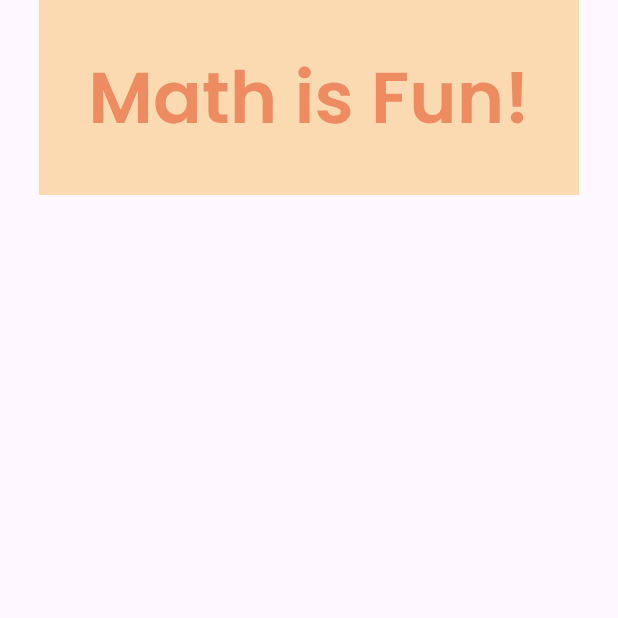
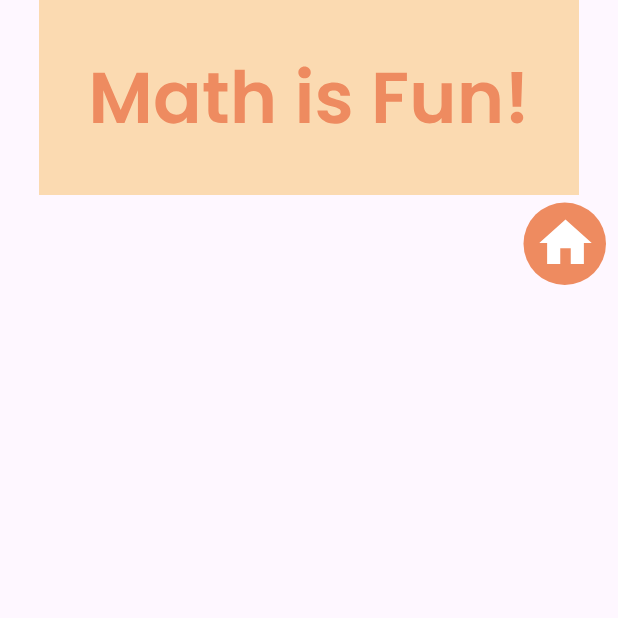
Before and after one commit to KhanhLinh2803/64131172_AndroidProgramming, an Android app: the MathSetting screen opened directly, with no data from a screen before it, on a phone screen of 412 x 824 dp, the top half of it. Run offline under Robolectric (Android 15) with nearby library versions, the phone set to English and light mode, and no system bars.

Commit message:
thêm nút Home cho HomeMath

```diff
--- a/LT_Figma/app/src/main/java/linhntk/ntu/lt_figma/MathSetting.java
+++ b/LT_Figma/app/src/main/java/linhntk/ntu/lt_figma/MathSetting.java
@@ -1,6 +1,9 @@
 package linhntk.ntu.lt_figma;
 
+import android.content.Intent;
 import android.os.Bundle;
+import android.view.View;
+import android.widget.ImageView;
 
 import androidx.activity.EdgeToEdge;
 import androidx.appcompat.app.AppCompatActivity;
@@ -9,16 +12,20 @@ import androidx.core.view.ViewCompat;
 import androidx.core.view.WindowInsetsCompat;
 
 public class MathSetting extends AppCompatActivity {
-
+    ImageView imageView15;
     @Override
     protected void onCreate(Bundle savedInstanceState) {
         super.onCreate(savedInstanceState);
         EdgeToEdge.enable(this);
         setContentView(R.layout.activity_math_setting);
-        ViewCompat.setOnApplyWindowInsetsListener(findViewById(R.id.main), (v, insets) -> {
-            Insets systemBars = insets.getInsets(WindowInsetsCompat.Type.systemBars());
-            v.setPadding(systemBars.left, systemBars.top, systemBars.right, systemBars.bottom);
-            return insets;
+        imageView15 = findViewById(R.id.imageView15);
+
+        imageView15.setOnClickListener(new View.OnClickListener() {
+            @Override
+            public void onClick(View v) {
+                Intent intent = new Intent(MathSetting.this, HomeMath.class);
+                startActivity(intent);
+            }
         });
     }
 }
--- /dev/null
+++ b/LT_Figma/app/src/main/res/drawable/btnhomemath.xml
@@ -0,0 +1,16 @@
+<vector xmlns:android="http://schemas.android.com/apk/res/android"
+    android:width="70dp"
+    android:height="70dp"
+    android:viewportWidth="70"
+    android:viewportHeight="70">
+    <group>
+        <path
+            android:fillColor="#FFEE8B60"
+            android:pathData="M34.5 7a27.5 27.5 0 1 0 0 55 27.5 27.5 0 1 0 0-55z"/>
+    </group>
+    <group>
+        <path
+            android:fillColor="#FFFFFFFF"
+            android:pathData="M31.5 48V37.5h7V48h8.75V34h5.25L35 18.25 17.5 34h5.25v14h8.75Z"/>
+    </group>
+</vector>
--- a/LT_Figma/app/src/main/res/layout/activity_math_setting.xml
+++ b/LT_Figma/app/src/main/res/layout/activity_math_setting.xml
@@ -16,4 +16,15 @@
         app:layout_constraintStart_toStartOf="parent"
         app:layout_constraintTop_toTopOf="parent" />
 
+    <ImageView
+        android:id="@+id/imageView15"
+        android:layout_width="wrap_content"
+        android:layout_height="wrap_content"
+        android:layout_marginTop="128dp"
+        app:layout_constraintEnd_toEndOf="parent"
+        app:layout_constraintHorizontal_bias="1.0"
+        app:layout_constraintStart_toStartOf="parent"
+        app:layout_constraintTop_toTopOf="parent"
+        app:srcCompat="@drawable/btnhomemath" />
+
 </androidx.constraintlayout.widget.ConstraintLayout>
```
Also changed, not shown: LT_Figma/app/src/main/java/linhntk/ntu/lt_figma/HomeMath.java (+10 -0 lines), LT_Figma/app/src/main/res/layout/activity_home_math.xml (+11 -0 lines).
